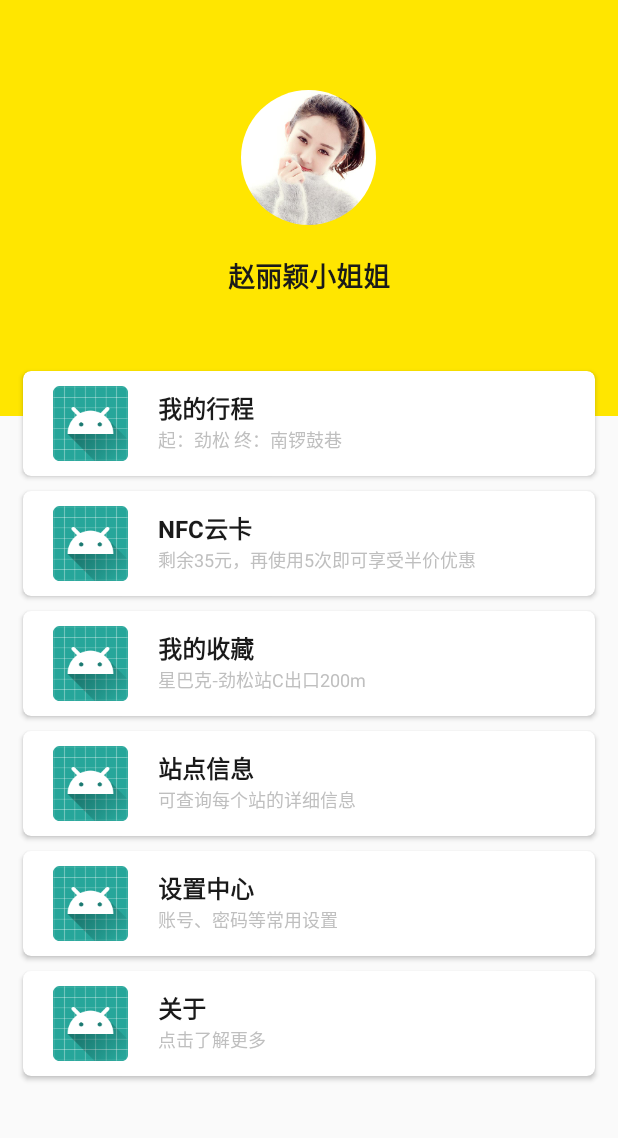
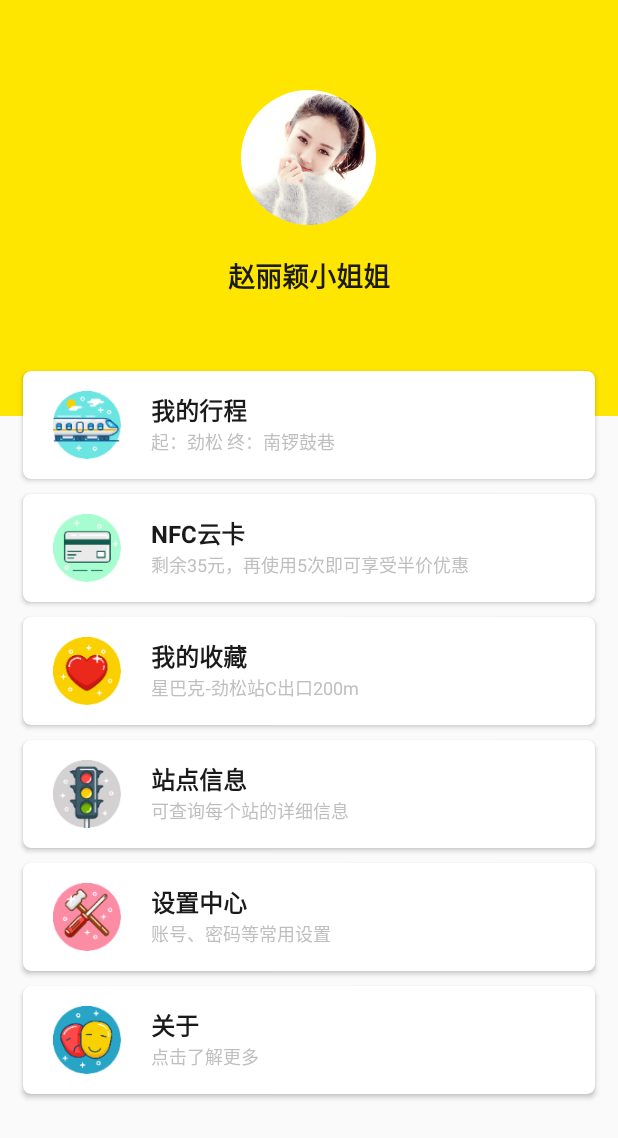
Before and after one commit to Bakumon/Metro, an Android app: the fragment MineFragment shown on its own in the app's theme, on a phone screen of 412 x 824 dp. Shown: the top 1138 px of the screen. Run offline under Robolectric (Android 15) with nearby library versions, the phone set to English and light mode, and no system bars; our stand-ins replace CircleImageView, data binding; libraries missing offline, so code that uses them is left out: cn.bingoogolapple.swipebacklayout.

Commit message:
📷 mine image

```diff
--- a/app/src/main/res/layout/fragment_mine.xml
+++ b/app/src/main/res/layout/fragment_mine.xml
@@ -44,7 +44,7 @@
                 android:layout_marginLeft="15dp"
                 android:layout_marginRight="15dp"
                 android:layout_marginTop="-30dp"
-                app:icon="@mipmap/ic_launcher"
+                app:icon="@mipmap/ic_route"
                 app:subtitle="起：劲松 终：南锣鼓巷"
                 app:title="我的行程" />
 
@@ -55,7 +55,7 @@
                 android:layout_marginLeft="15dp"
                 android:layout_marginRight="15dp"
                 android:layout_marginTop="10dp"
-                app:icon="@mipmap/ic_launcher"
+                app:icon="@mipmap/ic_nfc"
                 app:subtitle="剩余35元，再使用5次即可享受半价优惠"
                 app:title="NFC云卡" />
 
@@ -66,7 +66,7 @@
                 android:layout_marginLeft="15dp"
                 android:layout_marginRight="15dp"
                 android:layout_marginTop="10dp"
-                app:icon="@mipmap/ic_launcher"
+                app:icon="@mipmap/ic_collect"
                 app:subtitle="星巴克-劲松站C出口200m"
                 app:title="我的收藏" />
 
@@ -77,7 +77,7 @@
                 android:layout_marginLeft="15dp"
                 android:layout_marginRight="15dp"
                 android:layout_marginTop="10dp"
-                app:icon="@mipmap/ic_launcher"
+                app:icon="@mipmap/ic_station"
                 app:subtitle="可查询每个站的详细信息"
                 app:title="站点信息" />
 
@@ -88,7 +88,7 @@
                 android:layout_marginLeft="15dp"
                 android:layout_marginRight="15dp"
                 android:layout_marginTop="10dp"
-                app:icon="@mipmap/ic_launcher"
+                app:icon="@mipmap/ic_setting"
                 app:subtitle="账号、密码等常用设置"
                 app:title="设置中心" />
 
@@ -100,7 +100,7 @@
                 android:layout_marginLeft="15dp"
                 android:layout_marginRight="15dp"
                 android:layout_marginTop="10dp"
-                app:icon="@mipmap/ic_launcher"
+                app:icon="@mipmap/ic_about"
                 app:subtitle="点击了解更多"
                 app:title="关于" />
         </LinearLayout>
--- a/app/src/main/res/layout/layout_mine_item.xml
+++ b/app/src/main/res/layout/layout_mine_item.xml
@@ -7,15 +7,15 @@
     android:focusable="true"
     android:foreground="?android:attr/selectableItemBackground"
     android:orientation="horizontal"
-    android:paddingBottom="10dp"
+    android:paddingBottom="13dp"
     android:paddingLeft="20dp"
     android:paddingRight="20dp"
-    android:paddingTop="10dp">
+    android:paddingTop="13dp">
 
     <ImageView
         android:id="@+id/iv_setting_tab_icon"
-        android:layout_width="50dp"
-        android:layout_height="50dp"
+        android:layout_width="45dp"
+        android:layout_height="45dp"
         android:layout_marginRight="20dp" />
 
     <LinearLayout
```
Also changed, not shown: app/src/main/res/mipmap-xxxhdpi/ic_about.png (added), app/src/main/res/mipmap-xxxhdpi/ic_collect.png (added), app/src/main/res/mipmap-xxxhdpi/ic_nfc.png (added), app/src/main/res/mipmap-xxxhdpi/ic_route.png (added), app/src/main/res/mipmap-xxxhdpi/ic_setting.png (added), app/src/main/res/mipmap-xxxhdpi/ic_station.png (added).
